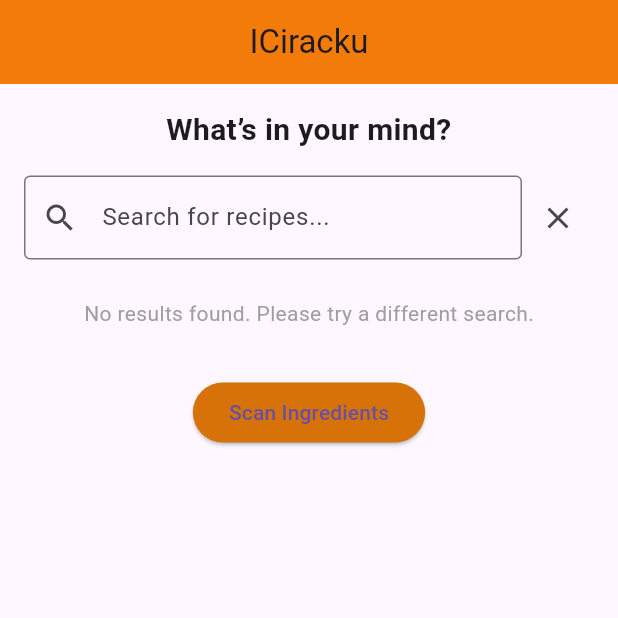
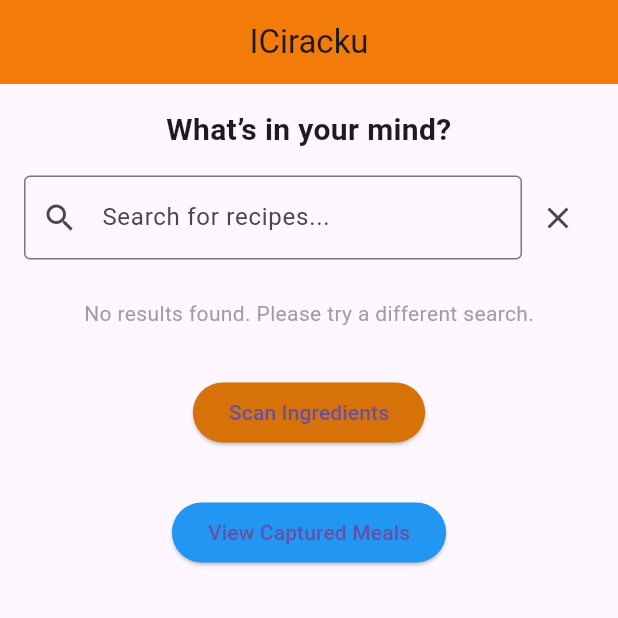
Before and after one commit to JD-dev227/JosephDanielBuhagiarSWD.6.2B.CPD..Home.2025, a Flutter app: the screen it shows after launch, on a phone screen of 412 x 824 dp, the top half of it. Run offline on Flutter 3.47's test engine with Material 3 defaults, Android fonts, the phone set to English and light mode, and no system bars; our stand-ins replace camera, flutter_html, flutter_local_notifications.

Commit message:
added capture meals where a user can take picture of meals

```diff
--- a/lib/main.dart
+++ b/lib/main.dart
@@ -23,7 +23,7 @@ class MyApp extends StatelessWidget {
         '/scan': (context) => ScanScreen(),
         // RecipeScreen now gets its arguments via the route settings
         '/recipe': (context) => RecipeScreen(),
-        '/gallery': (context) => GalleryScreen(),
+        '/gallery': (context) =>  const GalleryScreen(),
       },
     );
   }
--- a/lib/screens/home_screen.dart
+++ b/lib/screens/home_screen.dart
@@ -151,6 +151,16 @@ class _HomeScreenState extends State<HomeScreen> {
               style: ElevatedButton.styleFrom(backgroundColor: const Color.fromARGB(255, 214, 114, 7)),
             ),
           ),
+          Padding(
+              padding: const EdgeInsets.symmetric(vertical: 16.0),
+              child: ElevatedButton(
+                onPressed: () {
+                  Navigator.pushNamed(context, '/gallery');
+                },
+                child: const Text("View Captured Meals"),
+                style: ElevatedButton.styleFrom(backgroundColor: Colors.blue),
+              ),
+           ),
         ],
       ),
     );
```
Also changed, not shown: lib/screens/gallery_screen.dart (+25 -9 lines), lib/screens/scan.screen.dart (+4 -6 lines), lib/services/camera_service.dart (+4 -14 lines), 4 other files.
